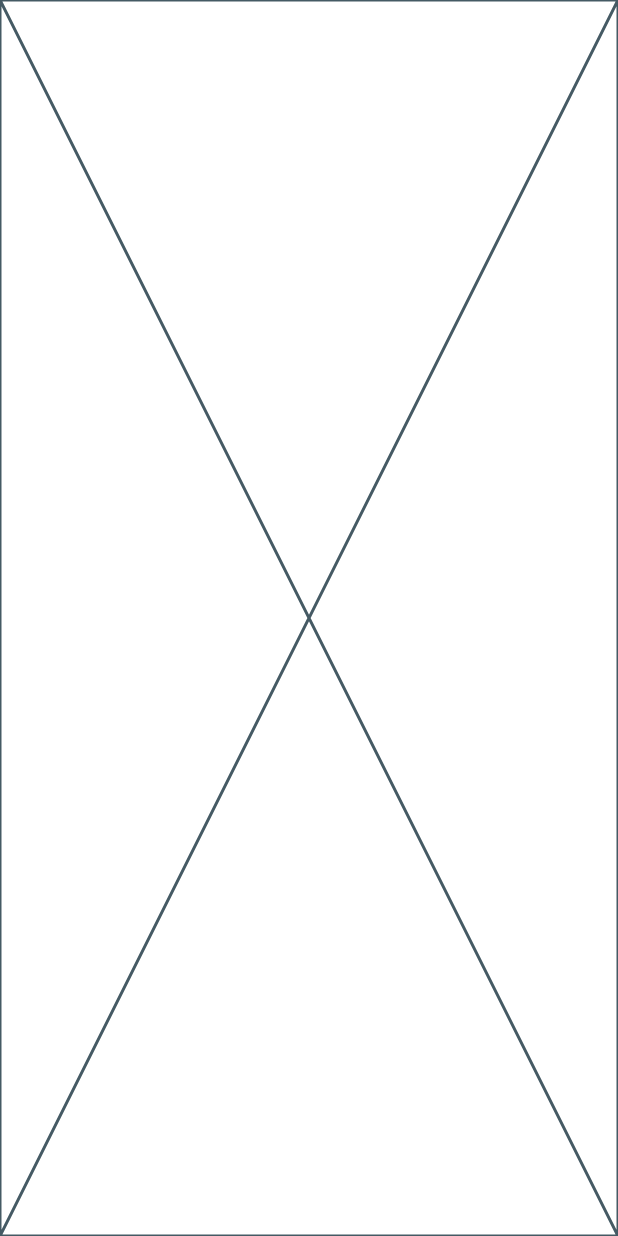
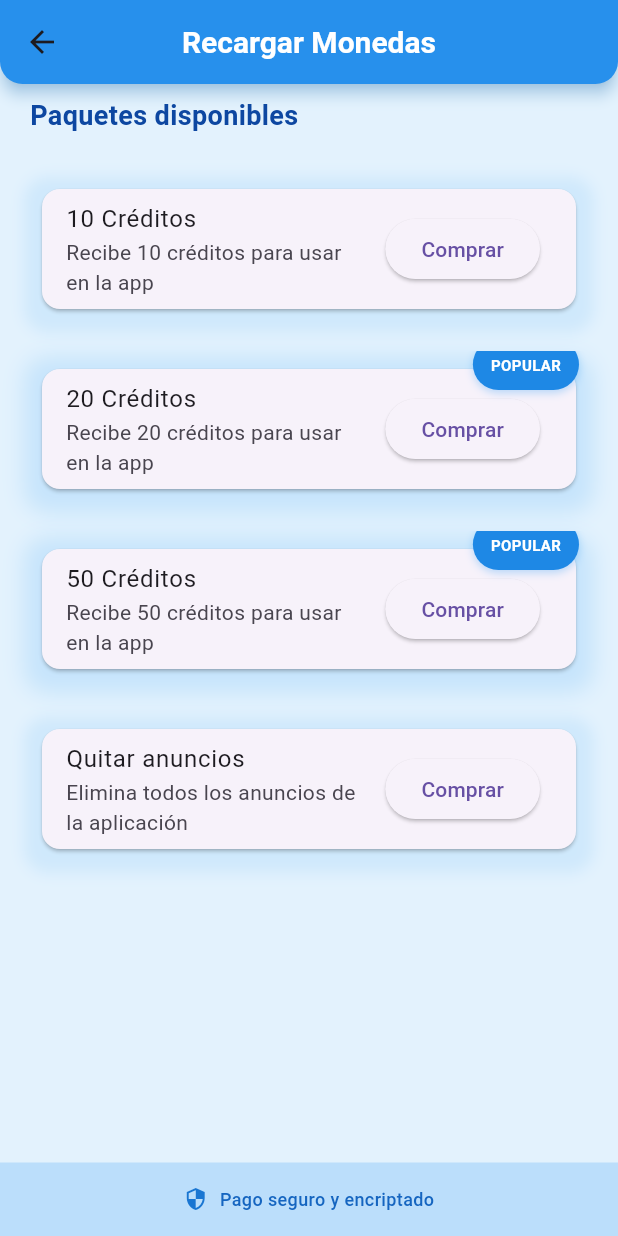
Before and after one commit to DeibyRamirez/ElectroLab-Mobile, a Flutter app: the Principal screen opened directly, in the side drawer, after a tap on "Recargar", on a phone screen of 412 x 824 dp. Run offline on Flutter 3.47's test engine with Material 3 defaults, Android fonts, the light colour scheme and no system bars; our stand-ins replace cloud_firestore, firebase_auth, firebase_core, firebase_database, google_mobile_ads, google_sign_in and 2 more; missing offline and left inert: ar_flutter_plugin_2, flutter_3d_controller; accounts and stored records are empty; generated files the repository leaves out were written again; network calls fail.

Commit message:
Version 1.0.0 (5)
Cambios:
- Nombre de la app.
- Anuncios en AR.
- Micropagos.

```diff
--- a/lib/AR/AR.dart
+++ b/lib/AR/AR.dart
@@ -1,3 +1,5 @@
+// ignore_for_file: file_names, deprecated_member_use
+
 import 'package:flutter/material.dart';
 
 // Widget
--- a/lib/Estilo_Libre/Estilo_Libre.dart
+++ b/lib/Estilo_Libre/Estilo_Libre.dart
@@ -55,6 +55,10 @@ class _Estilo_LibreState extends State<Estilo_Libre>
   @override
   void initState() {
     super.initState();
+
+    // Cargar anuncio
+    CargarAnuncios.mostrarIntersticial();
+
     _tabController = TabController(length: 2, vsync: this);
     _inicializarZoom();
 
--- a/lib/Firebase/login_screen.dart
+++ b/lib/Firebase/login_screen.dart
@@ -63,6 +63,7 @@ class _LoginScreenState extends State<LoginScreen> {
           "correo": user.email,
           "rol": "estudiante",
           "creadoEn": FieldValue.serverTimestamp(),
+          "creditos": 10
         });
       }
 
--- a/lib/Principal.dart
+++ b/lib/Principal.dart
@@ -1,9 +1,10 @@
-// ignore_for_file: file_names, use_super_parameters, sized_box_for_whitespace
+// ignore_for_file: file_names, use_super_parameters, sized_box_for_whitespace, unused_import
 
 import 'package:flutter/material.dart';
 import 'package:google_mobile_ads/google_mobile_ads.dart';
 import 'package:google_sign_in/google_sign_in.dart';
 import 'package:graficos_dinamicos/Anuncios/CargarAnuncios.dart';
+import 'package:graficos_dinamicos/Recargar.dart';
 import 'package:graficos_dinamicos/billing/products.dart';
 import 'package:graficos_dinamicos/Quiz/Quiz.dart';
 import 'package:graficos_dinamicos/others/Creadores.dart';
@@ -345,7 +346,7 @@ class _PrincipalState extends State<Principal> {
                     Navigator.pop(context);
                     Navigator.push(
                       context,
-                      MaterialPageRoute(builder: (context) => const Recargar()),
+                      MaterialPageRoute(builder: (context) => Recargar(uid: user?.uid ?? '')),
                     );
                   },
                 ),
--- a/lib/Recargar.dart
+++ b/lib/Recargar.dart
@@ -1,61 +1,54 @@
-// ignore_for_file: file_names
+// ignore_for_file: file_names, deprecated_member_use
 
 import 'package:flutter/material.dart';
 import 'package:graficos_dinamicos/billing/billig_manager.dart';
-import 'package:graficos_dinamicos/models/paquete.dart';
+import 'package:graficos_dinamicos/billing/products.dart';
 import 'package:graficos_dinamicos/repositories/coins_repository.dart';
 import 'package:graficos_dinamicos/widgets/package_card.dart';
 
-
-class Recarga extends StatefulWidget {
+class Recargar extends StatefulWidget {
   final String uid;
-
-  const Recarga({super.key, required this.uid});
+  const Recargar({super.key, required this.uid});
 
   @override
-  State<Recarga> createState() => _RecargaState();
+  State<Recargar> createState() => _RecargarState();
 }
 
-class _RecargaState extends State<Recarga> {
+class _RecargarState extends State<Recargar> {
   late BillingManager billingManager;
 
-  final paquetes = [
-    Paquete(100, "coins_100"),
-    Paquete(250, "coins_250"),
-    Paquete(500, "coins_500"),
-    Paquete(1200, "coins_1200"),
-  ];
+  final productos = Products.all.toList();
 
   @override
   void initState() {
     super.initState();
 
     billingManager = BillingManager(
-      onPurchaseSuccess: (productId) async {
-        switch (productId) {
-          case "coins_100":
-            await CoinsRepository.addCoins(widget.uid, 100);
-            break;
-          case "coins_250":
-            await CoinsRepository.addCoins(widget.uid, 250);
-            break;
-          case "coins_500":
-            await CoinsRepository.addCoins(widget.uid, 500);
-            break;
-          case "coins_1200":
-            await CoinsRepository.addCoins(widget.uid, 1200);
-            break;
-        }
-
-        if (mounted) {
-          ScaffoldMessenger.of(context).showSnackBar(
-            const SnackBar(content: Text("Compra exitosa")),
-          );
-        }
-      },
+      onPurchaseSuccess: _onPurchaseSuccess,
     );
 
     billingManager.start();
+  }
+
+  Future<void> _onPurchaseSuccess(String productId) async {
+    final product = Products.byId(productId);
+
+    if (product.consumable) {
+      await CoinsRepository.addCoins(widget.uid, product.coins);
+    }
+
+    if (mounted) {
+      ScaffoldMessenger.of(context).showSnackBar(
+        SnackBar(
+          content: const Text("¡Compra exitosa!"),
+          backgroundColor: Colors.green,
+          behavior: SnackBarBehavior.floating,
+          shape: RoundedRectangleBorder(
+            borderRadius: BorderRadius.circular(10),
+          ),
+        ),
+      );
+    }
   }
 
   @override
@@ -67,16 +60,136 @@ class _RecargaState extends State<Recarga> {
   @override
   Widget build(BuildContext context) {
     return Scaffold(
-      appBar: AppBar(title: const Text("Recargar monedas")),
-      body: ListView(
-        children: paquetes
-            .map(
-              (p) => PackageCard(
-                paquete: p,
-                onBuy: () => billingManager.buy(p.productoId),
+      backgroundColor: Colors.blue[50], // Fondo azul claro para contraste
+      appBar: AppBar(
+        centerTitle: true,
+        title: const Text(
+          "Recargar Monedas",
+          style: TextStyle(
+            color: Colors.white,
+            fontSize: 20,
+            fontWeight: FontWeight.bold,
+          ),
+        ),
+        backgroundColor: Colors.blue,
+        elevation: 4,
+        shadowColor: Colors.blue.withOpacity(0.5),
+        shape: const RoundedRectangleBorder(
+          borderRadius: BorderRadius.vertical(
+            bottom: Radius.circular(15),
+          ),
+        ),
+      ),
+
+      body: Column(
+        crossAxisAlignment: CrossAxisAlignment.start,
+        children: [
+
+          // Título de sección
+          Padding(
+            padding: const EdgeInsets.symmetric(horizontal: 20, vertical: 8),
+            child: Text(
+              "Paquetes disponibles",
+              style: TextStyle(
+                color: Colors.blue[900],
+                fontSize: 18,
+                fontWeight: FontWeight.w600,
               ),
-            )
-            .toList(),
+            ),
+          ),
+
+          // Lista de productos
+          Expanded(
+            child: ListView.builder(
+              padding: const EdgeInsets.all(16),
+              itemCount: productos.length,
+              itemBuilder: (context, index) {
+                final product = productos[index];
+
+                // Efecto visual para destacar productos populares
+                bool isPopular = index == 1 || index == 2; // Ajusta según tus necesidades
+
+                return Container(
+                  margin: const EdgeInsets.only(bottom: 16),
+                  decoration: BoxDecoration(
+                    borderRadius: BorderRadius.circular(16),
+                    boxShadow: [
+                      BoxShadow(
+                        color: Colors.blue.withOpacity(isPopular ? 0.15 : 0.1),
+                        blurRadius: isPopular ? 12 : 8,
+                        offset: const Offset(0, 4),
+                      ),
+                    ],
+                  ),
+                  child: Stack(
+                    children: [
+                      PackageCard(
+                        creditos: product.coins,
+                        onBuy: () => billingManager.buy(product.id),
+                        product: product,
+                      ),
+                      if (isPopular)
+                        Positioned(
+                          top: -8,
+                          right: 10,
+                          child: Container(
+                            padding: const EdgeInsets.symmetric(
+                              horizontal: 12,
+                              vertical: 10,
+                            ),
+                            decoration: BoxDecoration(
+                              color: Colors.blue[600],
+                              borderRadius: BorderRadius.circular(20),
+                              boxShadow: [
+                                BoxShadow(
+                                  color: Colors.blue.withOpacity(0.3),
+                                  blurRadius: 4,
+                                  offset: const Offset(0, 2),
+                                ),
+                              ],
+                            ),
+                            child: Text(
+                              "POPULAR",
+                              style: const TextStyle(
+                                color: Colors.white,
+                                fontSize: 10,
+                                fontWeight: FontWeight.bold,
+                              ),
+                            ),
+                          ),
+                        ),
+                    ],
+                  ),
+                );
+              },
+            ),
+          ),
+
+          // Footer informativo
+          Container(
+            padding: const EdgeInsets.all(16),
+            color: Colors.blue[100],
+            child: Row(
+              mainAxisAlignment: MainAxisAlignment.center,
+              children: [
+                Icon(
+                  Icons.security,
+                  color: Colors.blue[700],
+                  size: 16,
+                ),
+                const SizedBox(width: 8),
+                Text(
+                  "Pago seguro y encriptado",
+                  style: TextStyle(
+                    color: Colors.blue[800],
+                    fontSize: 12,
+                    fontWeight: FontWeight.w500,
+                  ),
+                ),
+              ],
+            ),
+          ),
+        ],
       ),
     );
   }
--- a/lib/billing/billig_manager.dart
+++ b/lib/billing/billig_manager.dart
@@ -3,13 +3,18 @@ import 'package:in_app_purchase/in_app_purchase.dart';
 
 class BillingManager {
   final InAppPurchase _iap = InAppPurchase.instance;
-  late StreamSubscription<List<PurchaseDetails>> _subscription;
+  late final StreamSubscription<List<PurchaseDetails>> _subscription;
 
   final void Function(String productId) onPurchaseSuccess;
 
   BillingManager({required this.onPurchaseSuccess});
 
-  void start() {
+  Future<void> start() async {
+    final available = await _iap.isAvailable();
+    if (!available) {
+      throw Exception("In-App Purchases no disponibles");
+    }
+
     _subscription = _iap.purchaseStream.listen(_listenToPurchases);
   }
 
@@ -19,20 +24,22 @@ class BillingManager {
 
   Future<void> buy(String productId) async {
     final response = await _iap.queryProductDetails({productId});
-    if (response.notFoundIDs.isNotEmpty) return;
+
+    if (response.productDetails.isEmpty) {
+      throw Exception("Producto no encontrado en Play Console: $productId");
+    }
 
     final product = response.productDetails.first;
+
     final param = PurchaseParam(productDetails: product);
 
-    if (productId.startsWith("coins_")) {
-      // CONSUMIBLE
-      _iap.buyConsumable(
+    if (productId.startsWith("creditos_")) {
+      await _iap.buyConsumable(
         purchaseParam: param,
         autoConsume: true,
       );
     } else {
-      // NO CONSUMIBLE (ej: remove_ads)
-      _iap.buyNonConsumable(
+      await _iap.buyNonConsumable(
         purchaseParam: param,
       );
     }
@@ -41,12 +48,12 @@ class BillingManager {
   void _listenToPurchases(List<PurchaseDetails> purchases) {
     for (final purchase in purchases) {
       if (purchase.status == PurchaseStatus.purchased) {
-        _handlePurchase(purchase);
+        _completePurchase(purchase);
       }
     }
   }
 
-  Future<void> _handlePurchase(PurchaseDetails purchase) async {
+  Future<void> _completePurchase(PurchaseDetails purchase) async {
     if (purchase.pendingCompletePurchase) {
       await _iap.completePurchase(purchase);
     }
--- a/lib/billing/products.dart
+++ b/lib/billing/products.dart
@@ -1,15 +1,62 @@
-import 'package:flutter/material.dart';
+class AppProduct {
+  final String id;
+  final bool consumable;
+  final int coins;
+  final String title;
+  final String description;
 
-class Recargar extends StatefulWidget {
-  const Recargar({super.key});
-
-  @override
-  State<Recargar> createState() => _RecargarState();
+  const AppProduct({
+    required this.id,
+    required this.consumable,
+    required this.title,
+    required this.description,
+    this.coins = 0,
+  });
 }
 
-class _RecargarState extends State<Recargar> {
-  @override
-  Widget build(BuildContext context) {
-    return const Placeholder();
+class Products {
+  static const creditos10 = AppProduct(
+    id: 'creditos_10',
+    consumable: true,
+    coins: 10,
+    title: '10 Créditos',
+    description: 'Recibe 10 créditos para usar en la app',
+  );
+
+  static const creditos20 = AppProduct(
+    id: 'creditos_20',
+    consumable: true,
+    coins: 20,
+    title: '20 Créditos',
+    description: 'Recibe 20 créditos para usar en la app',
+  );
+
+  static const creditos50 = AppProduct(
+    id: 'creditos_50',
+    consumable: true,
+    coins: 50,
+    title: '50 Créditos',
+    description: 'Recibe 50 créditos para usar en la app',
+  );
+
+  static const removeAds = AppProduct(
+    id: 'anuncios',
+    consumable: false,
+    title: 'Quitar anuncios',
+    description: 'Elimina todos los anuncios de la aplicación',
+  );
+
+  static const all = [
+    creditos10,
+    creditos20,
+    creditos50,
+    removeAds,
+  ];
+
+  static AppProduct byId(String id) {
+    return all.firstWhere(
+      (p) => p.id == id,
+      orElse: () => throw Exception("Producto no registrado: $id"),
+    );
   }
 }
--- a/lib/calculation/CalcularFLineal3d.dart
+++ b/lib/calculation/CalcularFLineal3d.dart
@@ -1,4 +1,4 @@
-// ignore_for_file: file_names, non_constant_identifier_names, must_be_immutable, library_private_types_in_public_api, unnecessary_import
+// ignore_for_file: file_names, non_constant_identifier_names, must_be_immutable, library_private_types_in_public_api, unnecessary_import, unused_local_variable
 
 import 'dart:math';
 
@@ -964,6 +964,10 @@ class _CalcularFLineal3dState extends State<CalcularFLineal3d> {
 
     return ElevatedButton(
       onPressed: () {
+
+        // Cargar anuncio
+        CargarAnuncios.mostrarIntersticial();
+
         Navigator.push(
           context,
           MaterialPageRoute(
--- a/lib/calculation/CalcularF_TEquilatero.dart
+++ b/lib/calculation/CalcularF_TEquilatero.dart
@@ -1793,6 +1793,9 @@ class _CalFuerzasIsoscelesState extends State<CalFuerzasIsosceles> {
 
     return ElevatedButton(
       onPressed: () {
+        // Cargar anuncio
+        CargarAnuncios.mostrarIntersticial();
+
         Navigator.push(
           context,
           MaterialPageRoute(
--- a/lib/calculation/CalcularF_TResctangulo3d.dart
+++ b/lib/calculation/CalcularF_TResctangulo3d.dart
@@ -1844,6 +1844,8 @@ class _CalFuerzasRectanguloState extends State<CalFuerzasRectangulo> {
 
     return ElevatedButton(
       onPressed: () {
+        // Cargar anuncio
+        CargarAnuncios.mostrarIntersticial();
         Navigator.push(
           context,
           MaterialPageRoute(
--- a/lib/repositories/coins_repository.dart
+++ b/lib/repositories/coins_repository.dart
@@ -5,19 +5,19 @@ class CoinsRepository {
       FirebaseDatabase.instance.ref("usuarios/$uid");
 
   static Future<int> getCoins(String uid) async {
-    final snapshot = await _userRef(uid).child("monedas").get();
+    final snapshot = await _userRef(uid).child("creditos").get();
     return snapshot.value as int? ?? 0;
   }
 
   static Future<void> addCoins(String uid, int amount) async {
     final current = await getCoins(uid);
-    await _userRef(uid).child("monedas").set(current + amount);
+    await _userRef(uid).child("creditos").set(current + amount);
   }
 
   static Future<bool> subtractCoins(String uid, int amount) async {
     final current = await getCoins(uid);
     if (current < amount) return false;
-    await _userRef(uid).child("monedas").set(current - amount);
+    await _userRef(uid).child("creditos").set(current - amount);
     return true;
   }
 }
--- a/lib/widgets/package_card.dart
+++ b/lib/widgets/package_card.dart
@@ -1,22 +1,25 @@
 import 'package:flutter/material.dart';
-import 'package:graficos_dinamicos/models/paquete.dart';
-
+import 'package:graficos_dinamicos/billing/products.dart';
 
 class PackageCard extends StatelessWidget {
-  final Paquete paquete;
+  final int creditos;
   final VoidCallback onBuy;
+  final AppProduct product;
 
   const PackageCard({
     super.key,
-    required this.paquete,
+    required this.creditos,
     required this.onBuy,
+    required this.product,
   });
 
   @override
   Widget build(BuildContext context) {
     return Card(
+      margin: const EdgeInsets.all(12),
       child: ListTile(
-        title: Text("${paquete.monedas} Monedas"),
+        title: Text(product.title),
+        subtitle: Text(product.description),
         trailing: ElevatedButton(
           onPressed: onBuy,
           child: const Text("Comprar"),
--- a/pubspec.yaml
+++ b/pubspec.yaml
@@ -16,7 +16,7 @@ publish_to: "none" # Remove this line if you wish to publish to pub.dev
 # https://developer.apple.com/library/archive/documentation/General/Reference/InfoPlistKeyReference/Articles/CoreFoundationKeys.html
 # In Windows, build-name is used as the major, minor, and patch parts
 # of the product and file versions while build-number is used as the build suffix.
-version: 1.0.0+2
+version: 1.0.0+5
 
 environment:
   sdk: ">=3.4.3 <4.0.0"
```
Also changed, not shown: pubspec.lock, 2 other files.
